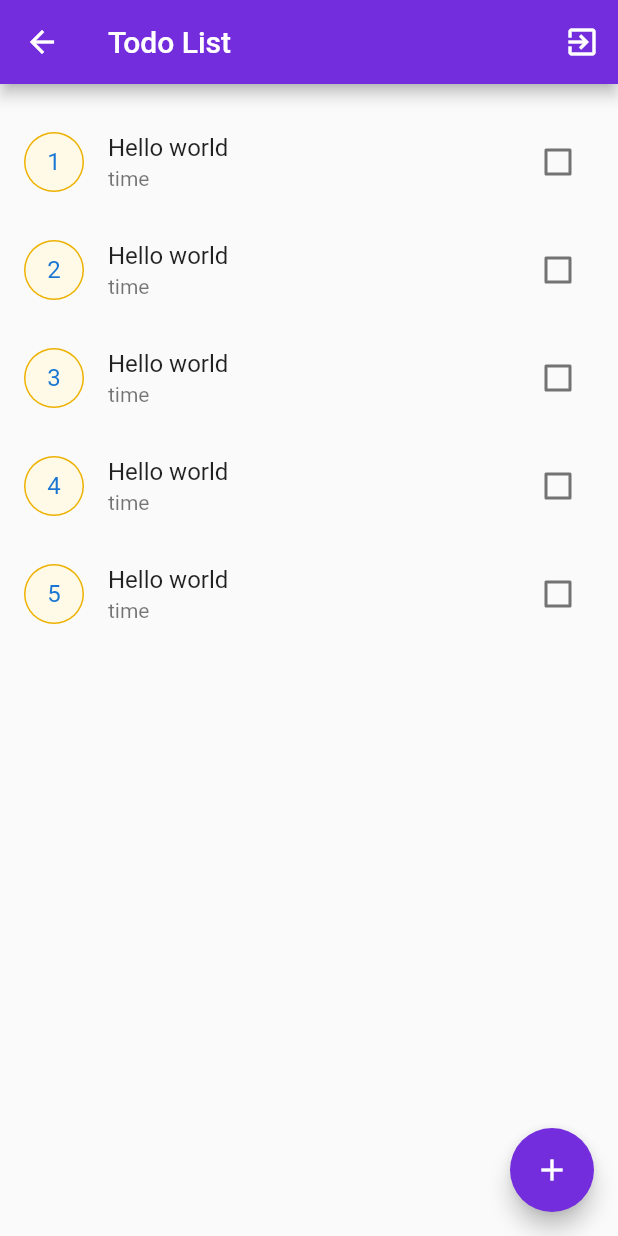
After one commit to waynetipsy/RestfulApi-Provider, a Flutter app: the HomePage screen opened directly, on a phone screen of 412 x 824 dp. The commit adds this screen. Run offline on Flutter 3.47's test engine with Material 2 defaults, Android fonts, the phone set to English and light mode, and no system bars; our stand-ins replace shared_preferences; accounts and stored records are empty.

Commit message:
push weekend

```diff
--- a/lib/Constants/url.dart
+++ b/lib/Constants/url.dart
@@ -1,3 +1,5 @@
+
 class AppUrl {
-  static String baseurl = 'https://wisdommatt-todolist-api.herokuapp.com/';
+  static String baseurl = 'https://wisdommatt-todolist-api.herokuapp.com';
+
 }
--- /dev/null
+++ b/lib/Screens/TaskPage/Local_widget/task_view_container.dart
@@ -0,0 +1,80 @@
+
+
+import 'package:flutter/material.dart';
+import 'package:restapi_provider/Utils/routers.dart';
+import 'package:restapi_provider/styles/colors.dart';
+
+class TaskField extends StatefulWidget {
+   TaskField(
+       { Key? key,
+       this.title,
+       this.isCompleted,
+       this.subtitle,
+       this.initial,
+       this.taskId
+   }) : super(key: key);
+
+  final String? title;
+  final String? subtitle;
+  final String? taskId;
+  final String? initial;
+
+  bool? isCompleted;
+
+  @override
+  State<TaskField> createState() => _TaskFieldState();
+}
+
+class _TaskFieldState extends State<TaskField> {
+  @override
+  Widget build(BuildContext context) {
+    return ListTile(
+      onTap: () {
+      //PageNavigator(ctx: context).nextPage(
+        //page: TaskDetailsPage(
+          //taskId : widget.taskId,
+          //title: widget.title,
+          //),
+       // );
+      },
+      contentPadding: const EdgeInsets.all(0),
+      title: Text(widget.title!,
+      style: TextStyle(
+        decoration: widget.isCompleted == true
+        ? TextDecoration.lineThrough
+        : TextDecoration.none,
+
+      ),
+      overflow: TextOverflow.ellipsis,
+      ),
+      subtitle: Text(
+        widget.subtitle!,
+        style: TextStyle(
+         decoration: widget.isCompleted == true
+           ? TextDecoration.lineThrough
+           : TextDecoration.none,
+        ),
+        overflow: TextOverflow.ellipsis,
+      ),
+      leading: CircleAvatar(
+        backgroundColor: widget.isCompleted == true
+        ? green : amber,
+        child:  Padding(
+          padding: const EdgeInsets.all(1.0),
+          child: CircleAvatar(
+           backgroundColor: lightAmber,
+           child: Text(widget.initial!),
+          ),
+         ),
+       ),
+       trailing: Checkbox(
+         value: widget.isCompleted == true,
+         onChanged: (value) {
+        setState(() {
+          widget.isCompleted = value;
+        });
+         }
+      ),
+    );
+  }
+}
--- /dev/null
+++ b/lib/Screens/TaskPage/home_page.dart
@@ -0,0 +1,82 @@
+import 'package:flutter/material.dart';
+import 'package:restapi_provider/Provider/Database/db_provider.dart';
+import 'package:restapi_provider/Screens/TaskPage/Local_widget/task_view_container.dart';
+import 'package:restapi_provider/Utils/routers.dart';
+
+import 'Local_widget/add_task_page.dart';
+
+class HomePage extends StatefulWidget {
+  const HomePage({ Key? key }) : super(key: key);
+
+  @override
+  State<HomePage> createState() => _HomePageState();
+}
+
+class _HomePageState extends State<HomePage> {
+  List task = [];
+  @override
+  Widget build(BuildContext context) {
+    return Scaffold(
+      appBar: AppBar(
+        title: const Text('Todo List'),
+        actions: [
+          IconButton(
+            onPressed: () {
+              //logout
+           DatabaseProvider().logout(context);
+            },
+            icon: const Icon(Icons.exit_to_app)
+            ),
+        ],
+      ),
+      body: Container(
+        padding: const EdgeInsets.all(16),
+        child: task.isNotEmpty
+        ? Center(
+          child: Column(
+          mainAxisAlignment: MainAxisAlignment.center,
+          children: [
+           const Text(
+              'Todo List is Empty',
+            style: TextStyle(
+              fontSize: 25,
+            fontWeight: FontWeight.bold,
+             ),
+
+            ),
+          const  SizedBox(height: 15),
+            GestureDetector(
+              onTap: () {
+      PageNavigator(ctx: context).nextPage(page: const CreateTaskPage());
+              },
+            child: const Text('Create a task'
+            ),
+
+              ),
+
+          ],
+          )
+        )
+      : ListView(
+        children: List.generate(5,(index) {
+          return TaskField(
+            initial: "${index + 1}",
+            title: "Hello world",
+            subtitle: 'time',
+            isCompleted: false,
+            taskId: 'id',
+          );
+        }
+      )
+    ),
+  ),
+      floatingActionButton: FloatingActionButton(
+        //mini: true,
+        onPressed: () {
+     PageNavigator(ctx: context).nextPage(page: const CreateTaskPage());
+        },
+        child: const Icon(Icons.add),
+      ),
+    );
+  }
+}
```
Also changed, not shown: lib/Provider/AuthProvider/auth_provider.dart (added, +136 -0 lines), lib/Provider/Database/db_provider.dart (added, +69 -0 lines), lib/Screens/Authentication/login.dart (+35 -6 lines), lib/Screens/Authentication/register.dart (+41 -7 lines), lib/Screens/TaskPage/Local_widget/add_task_page.dart (added, +25 -0 lines), lib/Widgets/button.dart (+3 -5 lines), lib/main.dart (+21 -2 lines), lib/splash.dart (+9 -0 lines), lib/Provider/TaskProvider/add_task_provider.dart (added), lib/Provider/TaskProvider/delete_task_provider.dart (added), lib/Provider/TaskProvider/get_task_service.dart (added), lib/Screens/TaskPage/Local_widget/task_details_page.dart (added).
